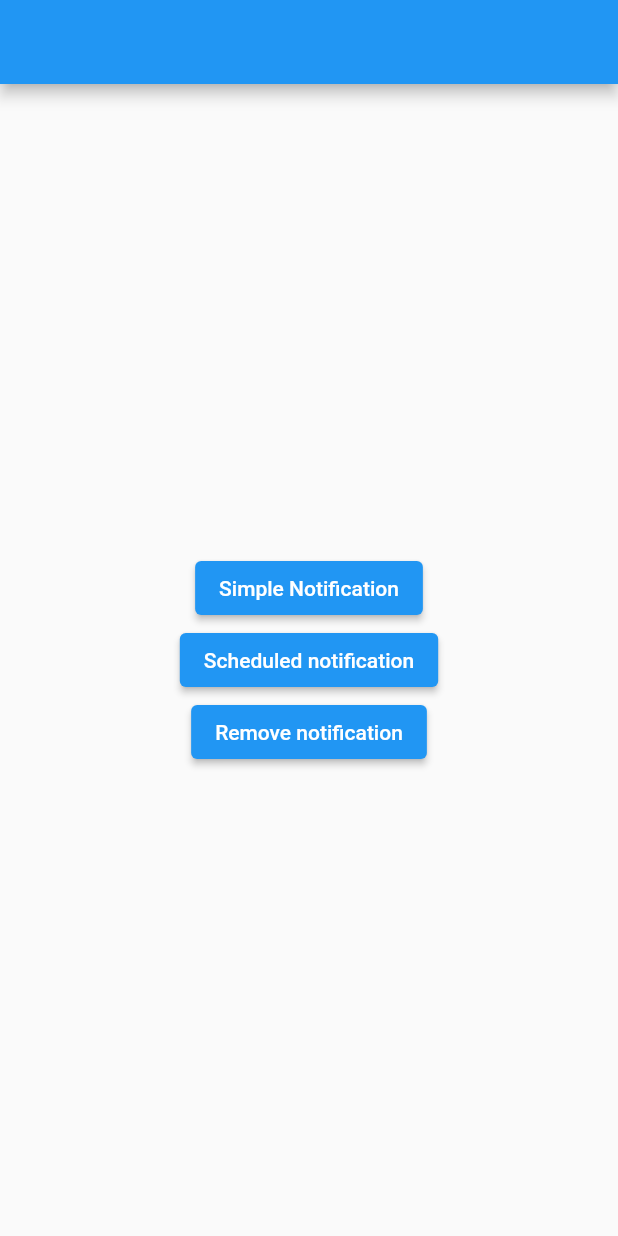
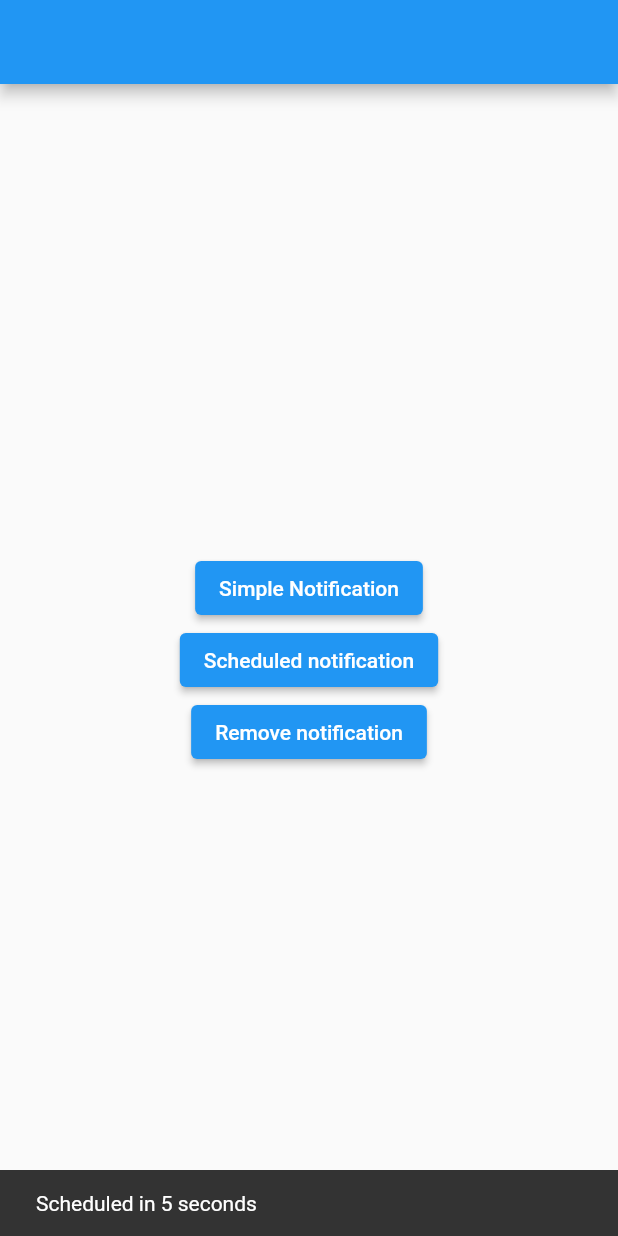
Before and after one commit to HamadaAllipy/local_notification_app, a Flutter app: the screen it shows after launch, after a tap on "Scheduled notification", on a phone screen of 412 x 824 dp. Run offline on Flutter 3.47's test engine with Material 2 defaults, Android fonts, the phone set to English and light mode, and no system bars; our stand-ins replace flutter_local_notifications, rxdart, timezone.

Commit message:
schedule_pushTime

```diff
--- a/lib/helper/notification_helper.dart
+++ b/lib/helper/notification_helper.dart
@@ -1,5 +1,7 @@
 import 'package:flutter_local_notifications/flutter_local_notifications.dart';
 import 'package:rxdart/rxdart.dart';
+import 'package:timezone/data/latest_all.dart' as tz;
+import 'package:timezone/timezone.dart' as tz;
 
 class NotificationHelper {
   static final FlutterLocalNotificationsPlugin _notification =
@@ -24,7 +26,7 @@ class NotificationHelper {
     /// initialize
     await _notification.initialize(
       settings,
-      onSelectNotification: (payload){
+      onSelectNotification: (payload) {
         onNotification.add(payload);
       },
     );
@@ -42,4 +44,25 @@ class NotificationHelper {
       payload: 'hamada.abs',
     );
   }
+
+  static showScheduledNotification({
+    String? title,
+    String? body,
+    required DateTime scheduleDate,
+  }) async {
+    tz.initializeTimeZones();
+    _notification.zonedSchedule(
+      0,
+      title,
+      body,
+      tz.TZDateTime.from(scheduleDate, tz.local),
+      const NotificationDetails(
+        android: AndroidNotificationDetails('channelId', 'channelName'),
+        iOS: IOSNotificationDetails(),
+      ),
+      payload: 'hamada.abs',
+      androidAllowWhileIdle: true,
+      uiLocalNotificationDateInterpretation: UILocalNotificationDateInterpretation.absoluteTime,
+    );
+  }
 }
--- a/lib/view/home_screen.dart
+++ b/lib/view/home_screen.dart
@@ -1,4 +1,3 @@
-
 import 'package:flutter/material.dart';
 import 'package:local_notifications/helper/notification_helper.dart';
 import 'package:local_notifications/view/second_screen.dart';
@@ -54,7 +53,17 @@ class _HomeScreenState extends State<HomeScreen> {
               ),
             ),
             ElevatedButton(
-              onPressed: () {},
+              onPressed: () {
+                NotificationHelper.showScheduledNotification(
+                  scheduleDate: DateTime.now().add(const Duration(seconds: 5)),
+                );
+                const snackBar =  SnackBar(
+                  content: Text(
+                    'Scheduled in 5 seconds',
+                  ),
+                );
+                ScaffoldMessenger.of(context)..removeCurrentSnackBar()..showSnackBar(snackBar);
+              },
               child: const Text(
                 'Scheduled notification',
               ),
```
